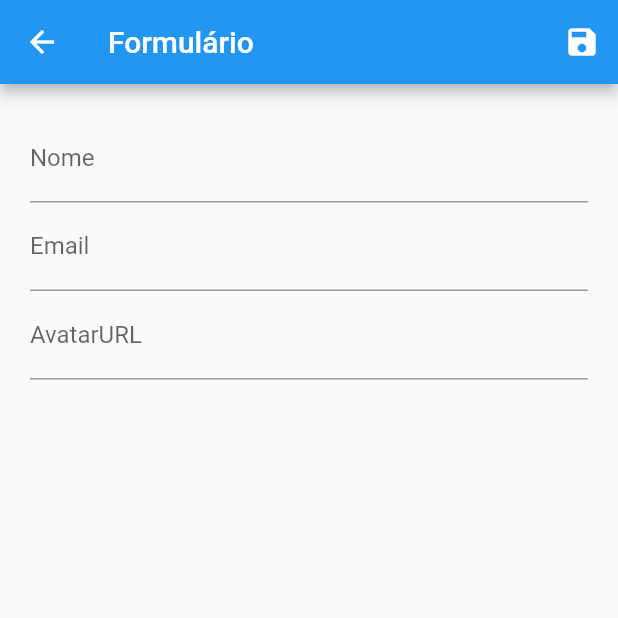
After one commit to Dess1808/flutter-crud, a Flutter app: the screen it shows after launch, after a tap on the "edit" icon, on a phone screen of 412 x 824 dp, the top half of it. The commit adds this screen. Run offline on Flutter 3.47's test engine with Material 2 defaults, Android fonts, the phone set to English and light mode, and no system bars; network calls fail.

Commit message:
iniciado o formulario, ainda não submtido

```diff
--- a/lib/components/user_tile.dart
+++ b/lib/components/user_tile.dart
@@ -1,5 +1,7 @@
 import 'package:flutter/material.dart';
 import 'package:flutter_crud/models/user.dart';
+
+import '../routes/app_routes.dart';
 
 class UserTile extends StatelessWidget{
 
@@ -26,8 +28,14 @@ class UserTile extends StatelessWidget{
           IconButton(
             color: Colors.orange,
             icon: Icon(Icons.edit),
-            onPressed: () {},
-            ),
+            onPressed: () {
+              //teste
+              Navigator.of(context).pushNamed(
+                AppRoutes.USER_FORM,
+                arguments: user //passando o usuario preenchido como parametro atraves do Navigator
+              );
+            },
+          ),
 
           //delete
           IconButton(
--- a/lib/main.dart
+++ b/lib/main.dart
@@ -1,8 +1,10 @@
 import 'package:flutter/material.dart';
 import 'package:flutter_crud/provider/users.dart';
+import 'package:flutter_crud/routes/app_routes.dart';
+import 'package:flutter_crud/views/user_form.dart';
 import 'package:flutter_crud/views/user_list.dart';
 import 'package:provider/provider.dart';
-import 'package:provider/provider.dart';
+
 
 void main() {
   runApp(const MyApp());
@@ -25,7 +27,10 @@ class MyApp extends StatelessWidget {
           primarySwatch: Colors.blue,
           visualDensity: VisualDensity.adaptivePlatformDensity,
         ),
-        home: UserList(),
+        routes: {
+          AppRoutes.HOME: (_) => UserList(),
+          AppRoutes.USER_FORM: (_) => UserForm(),
+        },
       )
     );
   }
--- /dev/null
+++ b/lib/routes/app_routes.dart
@@ -0,0 +1,4 @@
+class AppRoutes {
+  static const HOME = '/';
+  static const USER_FORM = 'user-form';
+}
--- /dev/null
+++ b/lib/views/user_form.dart
@@ -0,0 +1,43 @@
+import 'package:flutter/material.dart';
+
+
+class UserForm extends StatelessWidget {
+
+  @override
+  Widget build(BuildContext context) {
+    return Scaffold(
+      appBar: AppBar(
+        title: Text('Formulário'),
+        actions: <Widget>[
+          IconButton(
+            icon: Icon(Icons.save),
+            onPressed: (){
+              //retornar uma tela, no caso a HOME
+              Navigator.of(context).pop();
+            },
+          )
+        ],
+      ),
+      body: Padding(
+        padding: EdgeInsets.all(20),
+        child: Form(
+            child: Column(
+              children: <Widget>[
+                TextFormField(
+                  decoration: InputDecoration(labelText: 'Nome'),
+                ),
+
+                 TextFormField(
+                  decoration: InputDecoration(labelText: 'Email'),
+                ),
+
+                 TextFormField(
+                  decoration: InputDecoration(labelText: 'AvatarURL'),
+                )
+              ],
+            ),
+          ),
+        ),
+    );
+  }
+}
--- a/lib/views/user_list.dart
+++ b/lib/views/user_list.dart
@@ -3,6 +3,7 @@ import 'dart:math';
 import 'package:flutter/material.dart';
 import 'package:flutter_crud/components/user_tile.dart';
 import 'package:flutter_crud/data/dummy_users.dart';
+import 'package:flutter_crud/routes/app_routes.dart';
 import 'package:provider/provider.dart';
 
 import '../models/user.dart';
@@ -24,7 +25,10 @@ class UserList extends StatelessWidget{
           IconButton(
             icon: Icon(Icons.ac_unit_sharp),
             onPressed: () {
-
+              //vai dar um "push" colocar a tela em cima
+              Navigator.of(context).pushNamed(
+                AppRoutes.USER_FORM
+              );
             },
           )
         ],
```
